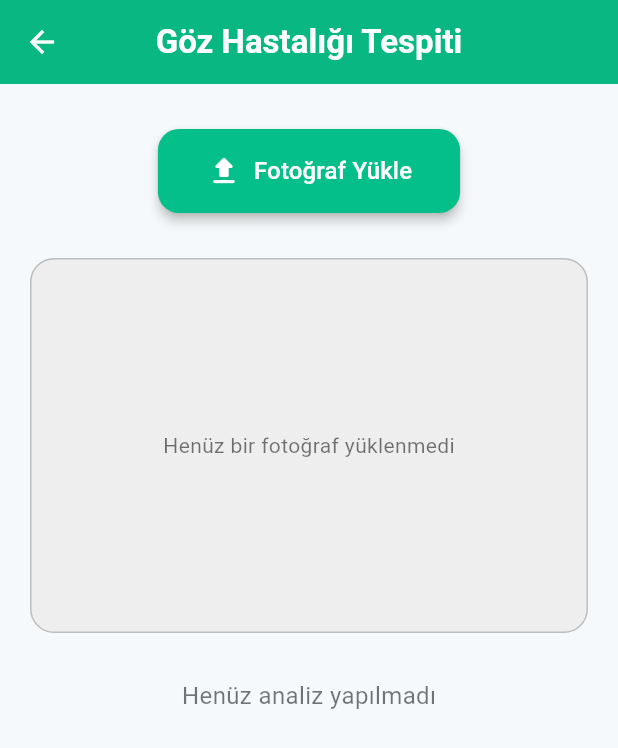
After one commit to Mert30/YZTA-Bootcamp-Group-110, a Flutter app: the EyeDetectionPage screen opened directly, after a tap on "Fotoğraf Yükle", on a phone screen of 412 x 824 dp. The commit adds this screen. Shown: the top 748 px of the screen. Run offline on Flutter 3.47's test engine with Material 3 defaults, Android fonts, the light colour scheme and no system bars; our stand-ins replace bloc, cloud_firestore, convex_bottom_bar, firebase_auth, firebase_core, firebase_storage and 9 more; missing offline and left inert: mobile_scanner, tflite_flutter; accounts and stored records are empty; project files that could hold a hidden picture were left out.

Commit message:
`goz sayfasi eklendi`

```diff
--- a/smart_med_asistant/lib/ui/views/disease_detection_page.dart
+++ b/smart_med_asistant/lib/ui/views/disease_detection_page.dart
@@ -1,6 +1,7 @@
 import 'package:flutter/material.dart';
 import 'package:smart_med_assistant/ui/views/disease_pages/bmi_page.dart';
 import 'package:smart_med_assistant/ui/views/disease_pages/diabetes_page.dart';
+import 'package:smart_med_assistant/ui/views/disease_pages/eye_detection_page.dart';
 import 'package:smart_med_assistant/ui/views/disease_pages/heart_disease_page.dart';
 import 'package:smart_med_assistant/ui/views/disease_pages/lung_page.dart';
 import 'package:smart_med_assistant/ui/views/disease_pages/pregnancy_risk_page.dart';
@@ -54,7 +55,16 @@ class DiseaseDetectionPage extends StatelessWidget {
           );
         },
       },
-      {"title": "Göz Hastalıkları", "icon": Icons.visibility, "onTap": () {}},
+      {
+        "title": "Göz Hastalıkları",
+        "icon": Icons.visibility,
+        "onTap": () {
+          Navigator.pushReplacement(
+            context,
+            MaterialPageRoute(builder: (context) => const EyeDetectionPage()),
+          );
+        },
+      },
       {
         "title": "Akciğer Hastalıkları",
         "icon": Icons.air,
--- /dev/null
+++ b/smart_med_asistant/lib/ui/views/disease_pages/eye_detection_page.dart
@@ -0,0 +1,211 @@
+import 'dart:io';
+import 'package:flutter/material.dart';
+import 'package:image_picker/image_picker.dart';
+import 'package:tflite_flutter/tflite_flutter.dart';
+import 'package:smart_med_assistant/ui/views/disease_detection_page.dart';
+
+class EyeDetectionPage extends StatefulWidget {
+  const EyeDetectionPage({super.key});
+
+  @override
+  State<EyeDetectionPage> createState() => _EyeDetectionPageState();
+}
+
+class _EyeDetectionPageState extends State<EyeDetectionPage> {
+  File? _image;
+  String _result = '';
+  bool _loading = false;
+
+  late Interpreter _interpreter;
+
+  final List<String> _labels = [
+    'normal',
+    'cataract',
+    'glaucoma',
+    'disease_retinopathy',
+  ];
+
+  @override
+  void initState() {
+    super.initState();
+    _loadModel();
+  }
+
+  Future<void> _loadModel() async {
+    _interpreter = await Interpreter.fromAsset(
+      'assets/ml_models/eye_disease_model.tflite',
+    );
+  }
+
+  Future<void> _pickImage() async {
+    final picked = await ImagePicker().pickImage(source: ImageSource.gallery);
+    if (picked != null) {
+      setState(() {
+        _image = File(picked.path);
+        _result = '';
+      });
+      _runModelOnImage(_image!);
+    }
+  }
+
+  Future<void> _runModelOnImage(File image) async {
+    setState(() => _loading = true);
+
+    // Örnek varsayım: Model 224x224 girdi alıyor ve 4 sınıf döndürüyor
+    final imageBytes = image.readAsBytesSync();
+    var input = List.generate(
+      1,
+      (_) => List.generate(
+        224,
+        (_) => List.generate(224, (_) => List.filled(3, 0.0)),
+      ),
+    );
+    var output = List.filled(1 * 4, 0.0).reshape([1, 4]);
+
+    _interpreter.run(input, output);
+
+    int maxIndex = output[0].indexWhere(
+      (e) => e == output[0].reduce((a, b) => a > b ? a : b),
+    );
+    setState(() {
+      _result = _labels[maxIndex];
+      _loading = false;
+    });
+  }
+
+  @override
+  void dispose() {
+    _interpreter.close();
+    super.dispose();
+  }
+
+  @override
+  Widget build(BuildContext context) {
+    return Scaffold(
+      backgroundColor: const Color(0xFFF6F9FB),
+      appBar: AppBar(
+        leading: IconButton(
+          icon: Icon(Icons.arrow_back, color: Colors.white),
+          onPressed: () {
+            Navigator.pushReplacement(
+              context,
+              MaterialPageRoute(
+                builder: (context) => DiseaseDetectionPage(),
+              ), // buraya yönlendireceğin sayfayı yaz
+            );
+          },
+        ),
+        title: const Text(
+          "Göz Hastalığı Tespiti",
+          style: TextStyle(color: Colors.white, fontWeight: FontWeight.bold),
+        ),
+        backgroundColor: const Color(0xFF04BF8A),
+        centerTitle: true,
+        elevation: 4,
+      ),
+      body: SingleChildScrollView(
+        padding: const EdgeInsets.all(20),
+        child: Column(
+          children: [
+            const SizedBox(height: 10),
+            ElevatedButton.icon(
+              onPressed: _pickImage,
+              icon: const Icon(Icons.upload_rounded, size: 24),
+              label: const Text(
+                "Fotoğraf Yükle",
+                style: TextStyle(fontSize: 16, fontWeight: FontWeight.w500),
+              ),
+              style: ElevatedButton.styleFrom(
+                padding: const EdgeInsets.symmetric(
+                  vertical: 16,
+                  horizontal: 32,
+                ),
+                backgroundColor: const Color(0xFF04BF8A),
+                foregroundColor: Colors.white,
+                shape: RoundedRectangleBorder(
+                  borderRadius: BorderRadius.circular(14),
+                ),
+                elevation: 3,
+              ),
+            ),
+            const SizedBox(height: 30),
+            _image != null
+                ? ClipRRect(
+                    borderRadius: BorderRadius.circular(16),
+                    child: Image.file(
+                      _image!,
+                      height: 250,
+                      width: double.infinity,
+                      fit: BoxFit.cover,
+                    ),
+                  )
+                : Container(
+                    height: 250,
+                    width: double.infinity,
+                    decoration: BoxDecoration(
+                      borderRadius: BorderRadius.circular(16),
+                      color: Colors.grey.shade200,
+                      border: Border.all(color: Colors.grey.shade400),
+                    ),
+                    child: const Center(
+                      child: Text(
+                        "Henüz bir fotoğraf yüklenmedi",
+                        style: TextStyle(color: Colors.black54),
+                      ),
+                    ),
+                  ),
+            const SizedBox(height: 30),
+            AnimatedSwitcher(
+              duration: const Duration(milliseconds: 400),
+              child: _loading
+                  ? const CircularProgressIndicator()
+                  : _result.isNotEmpty
+                  ? Container(
+                      key: const ValueKey("result"),
+                      width: double.infinity,
+                      padding: const EdgeInsets.all(16),
+                      decoration: BoxDecoration(
+                        color: Colors.white,
+                        borderRadius: BorderRadius.circular(16),
+                        boxShadow: [
+                          BoxShadow(
+                            color: Colors.black12,
+                            blurRadius: 6,
+                            offset: const Offset(0, 3),
+                          ),
+                        ],
+                      ),
+                      child: Column(
+                        crossAxisAlignment: CrossAxisAlignment.start,
+                        children: [
+                          const Text(
+                            "Tahmin Sonucu",
+                            style: TextStyle(
+                              fontSize: 18,
+                              fontWeight: FontWeight.bold,
+                              color: Color(0xFF04BF8A),
+                            ),
+                          ),
+                          const SizedBox(height: 10),
+                          Text(
+                            _result,
+                            style: const TextStyle(
+                              fontSize: 16,
+                              fontWeight: FontWeight.w600,
+                            ),
+                          ),
+                        ],
+                      ),
+                    )
+                  : const Text(
+                      'Henüz analiz yapılmadı',
+                      key: ValueKey("no_result"),
+                      style: TextStyle(fontSize: 16, color: Colors.black54),
+                    ),
+            ),
+          ],
+        ),
+      ),
+    );
+  }
+}
```
Also changed, not shown: smart_med_asistant/pubspec.yaml (+5 -2 lines), smart_med_asistant/pubspec.lock, 1 other file.
